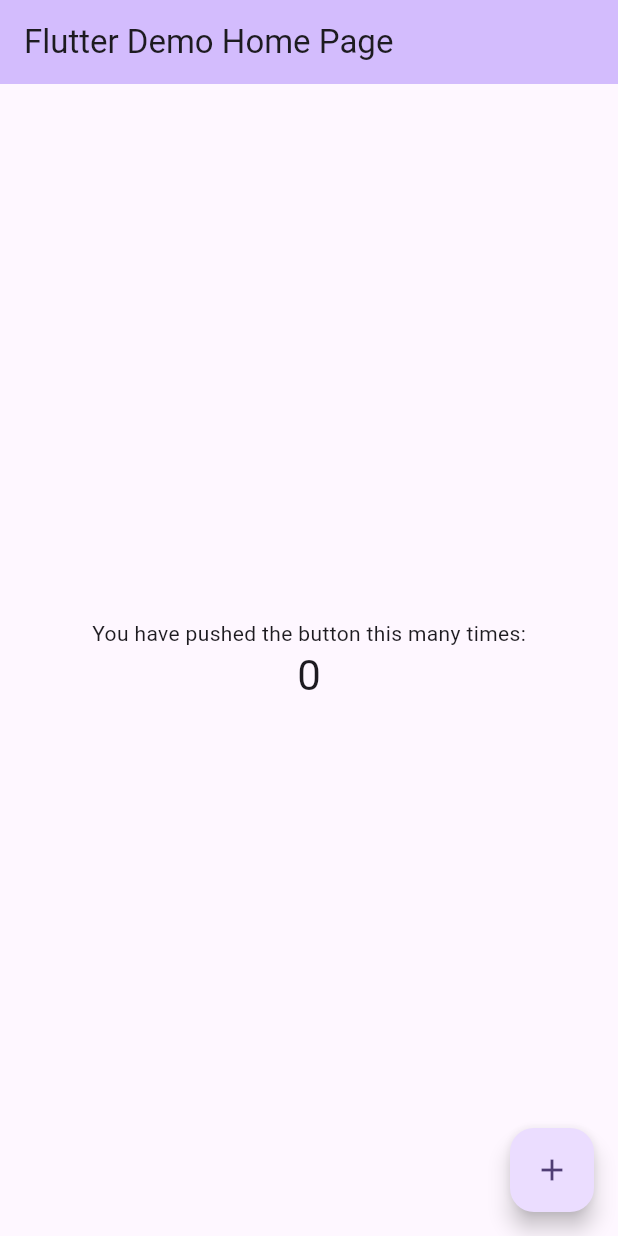
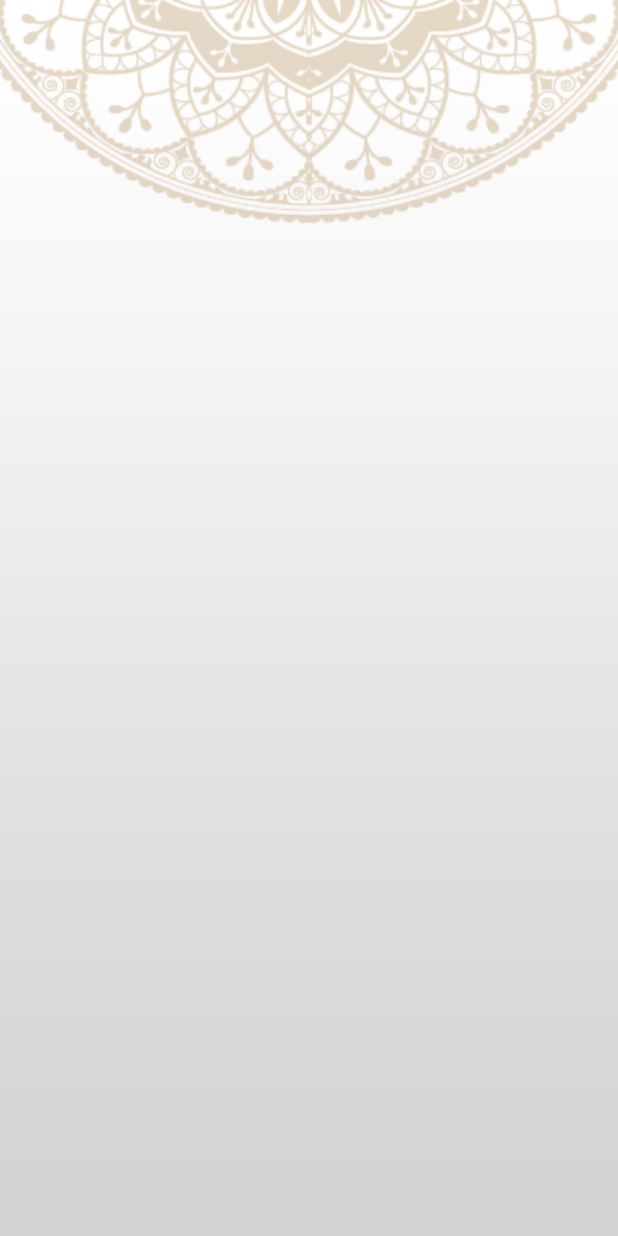
Before and after one commit to ahmedalam782/Islamic_App, a Flutter app: the screen it shows after launch, on a phone screen of 412 x 824 dp. Run offline on Flutter 3.47's test engine with Material 3 defaults, Android fonts, the phone set to English and light mode, and no system bars.

Commit message:
make default background for screens in custom widget

```diff
--- /dev/null
+++ b/lib/Screens/home_screen.dart
@@ -0,0 +1,17 @@
+import 'package:flutter/material.dart';
+import 'package:islamic_app_route/Widgets/default_background_image.dart';
+
+class HomeScreen extends StatelessWidget {
+  static const String routeName = "/";
+
+  const HomeScreen({super.key});
+
+  @override
+  Widget build(BuildContext context) {
+    return DefaultBackgroundImage(
+      child: Scaffold(
+        backgroundColor: Colors.transparent,
+      ),
+    );
+  }
+}
--- /dev/null
+++ b/lib/Widgets/default_background_image.dart
@@ -0,0 +1,20 @@
+import 'package:flutter/material.dart';
+
+class DefaultBackgroundImage extends StatelessWidget {
+  const DefaultBackgroundImage({super.key, required this.child});
+
+  final Widget child;
+
+  @override
+  Widget build(BuildContext context) {
+    return Container(
+      decoration: const BoxDecoration(
+        image: DecorationImage(
+          fit: BoxFit.fill,
+          image: AssetImage("assets/images/default_bg.png"),
+        ),
+      ),
+      child: child,
+    );
+  }
+}
--- a/lib/main.dart
+++ b/lib/main.dart
@@ -1,125 +1,20 @@
 import 'package:flutter/material.dart';
+import 'package:islamic_app_route/Screens/home_screen.dart';
 
 void main() {
-  runApp(const MyApp());
+  runApp(const IslamicApp());
 }
 
-class MyApp extends StatelessWidget {
-  const MyApp({super.key});
+class IslamicApp extends StatelessWidget {
+  const IslamicApp({super.key});
 
-  // This widget is the root of your application.
   @override
   Widget build(BuildContext context) {
     return MaterialApp(
-      title: 'Flutter Demo',
-      theme: ThemeData(
-        // This is the theme of your application.
-        //
-        // TRY THIS: Try running your application with "flutter run". You'll see
-        // the application has a purple toolbar. Then, without quitting the app,
-        // try changing the seedColor in the colorScheme below to Colors.green
-        // and then invoke "hot reload" (save your changes or press the "hot
-        // reload" button in a Flutter-supported IDE, or press "r" if you used
-        // the command line to start the app).
-        //
-        // Notice that the counter didn't reset back to zero; the application
-        // state is not lost during the reload. To reset the state, use hot
-        // restart instead.
-        //
-        // This works for code too, not just values: Most code changes can be
-        // tested with just a hot reload.
-        colorScheme: ColorScheme.fromSeed(seedColor: Colors.deepPurple),
-        useMaterial3: true,
-      ),
-      home: const MyHomePage(title: 'Flutter Demo Home Page'),
+      debugShowCheckedModeBanner: false,
+      routes: {
+        HomeScreen.routeName: (_) => HomeScreen(),
+      },
     );
   }
 }
-
-class MyHomePage extends StatefulWidget {
-  const MyHomePage({super.key, required this.title});
-
-  // This widget is the home page of your application. It is stateful, meaning
-  // that it has a State object (defined below) that contains fields that affect
-  // how it looks.
-
-  // This class is the configuration for the state. It holds the values (in this
-  // case the title) provided by the parent (in this case the App widget) and
-  // used by the build method of the State. Fields in a Widget subclass are
-  // always marked "final".
-
-  final String title;
-
-  @override
-  State<MyHomePage> createState() => _MyHomePageState();
-}
-
-class _MyHomePageState extends State<MyHomePage> {
-  int _counter = 0;
-
-  void _incrementCounter() {
-    setState(() {
-      // This call to setState tells the Flutter framework that something has
-      // changed in this State, which causes it to rerun the build method below
-      // so that the display can reflect the updated values. If we changed
-      // _counter without calling setState(), then the build method would not be
-      // called again, and so nothing would appear to happen.
-      _counter++;
-    });
-  }
-
-  @override
-  Widget build(BuildContext context) {
-    // This method is rerun every time setState is called, for instance as done
-    // by the _incrementCounter method above.
-    //
-    // The Flutter framework has been optimized to make rerunning build methods
-    // fast, so that you can just rebuild anything that needs updating rather
-    // than having to individually change instances of widgets.
-    return Scaffold(
-      appBar: AppBar(
-        // TRY THIS: Try changing the color here to a specific color (to
-        // Colors.amber, perhaps?) and trigger a hot reload to see the AppBar
-        // change color while the other colors stay the same.
-        backgroundColor: Theme.of(context).colorScheme.inversePrimary,
-        // Here we take the value from the MyHomePage object that was created by
-        // the App.build method, and use it to set our appbar title.
-        title: Text(widget.title),
-      ),
-      body: Center(
-        // Center is a layout widget. It takes a single child and positions it
-        // in the middle of the parent.
-        child: Column(
-          // Column is also a layout widget. It takes a list of children and
-          // arranges them vertically. By default, it sizes itself to fit its
-          // children horizontally, and tries to be as tall as its parent.
-          //
-          // Column has various properties to control how it sizes itself and
-          // how it positions its children. Here we use mainAxisAlignment to
-          // center the children vertically; the main axis here is the vertical
-          // axis because Columns are vertical (the cross axis would be
-          // horizontal).
-          //
-          // TRY THIS: Invoke "debug painting" (choose the "Toggle Debug Paint"
-          // action in the IDE, or press "p" in the console), to see the
-          // wireframe for each widget.
-          mainAxisAlignment: MainAxisAlignment.center,
-          children: <Widget>[
-            const Text(
-              'You have pushed the button this many times:',
-            ),
-            Text(
-              '$_counter',
-              style: Theme.of(context).textTheme.headlineMedium,
-            ),
-          ],
-        ),
-      ),
-      floatingActionButton: FloatingActionButton(
-        onPressed: _incrementCounter,
-        tooltip: 'Increment',
-        child: const Icon(Icons.add),
-      ), // This trailing comma makes auto-formatting nicer for build methods.
-    );
-  }
-}
```
Also changed, not shown: assets/images/2.0x/default_bg@2x.png (added), assets/images/3.0x/default_bg@3x.png (added), assets/images/default_bg.png (added), 1 other file.
